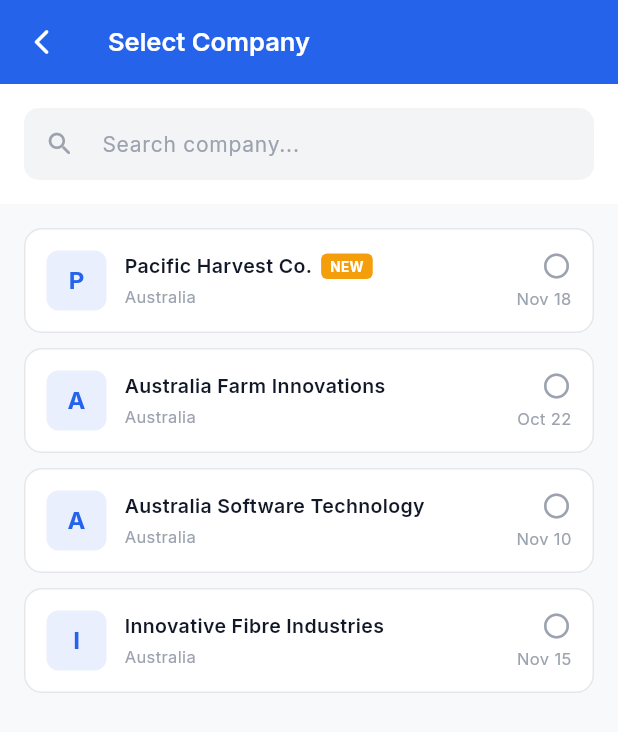
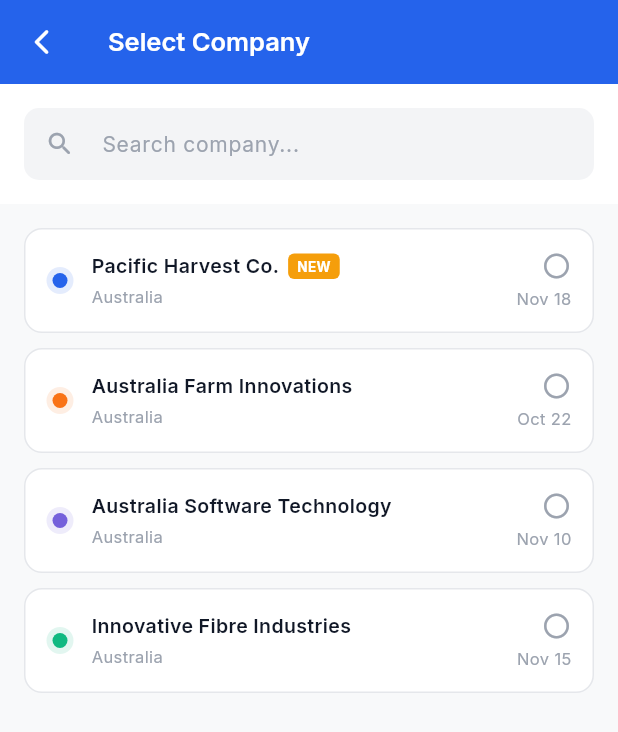
Before and after one commit to aisitintern001-ship-it/ui_ast_mobile, a Flutter app: the CompanySelectionScreen screen opened by its route, on a phone screen of 412 x 824 dp. Shown: the top 732 px of the screen. Run offline on Flutter 3.47's test engine with Material 3 defaults, Android fonts, the light colour scheme and no system bars; our stand-ins replace dotted_border, flutter_svg, google_fonts; project files that could hold a hidden picture were left out.

Commit message:
minor changes

```diff
--- a/lib/models/app_state.dart
+++ b/lib/models/app_state.dart
@@ -27,7 +27,8 @@ class AppState extends ChangeNotifier {
   List<FavoriteItem> get allMenuItems => MockData.allMenuItems;
 
   // Favorite categories for picker
-  List<Map<String, dynamic>> get favoriteCategories => MockData.favoriteCategories;
+  List<Map<String, dynamic>> get favoriteCategories =>
+      MockData.favoriteCategories;
 
   // Dashboard items
   List<DashboardItem> get dashboardItems => MockData.dashboardItems;
@@ -54,6 +55,21 @@ class AppState extends ChangeNotifier {
   bool _isLoading = false;
   bool get isLoading => _isLoading;
 
+  Color companyColor(CompanyModel company) {
+    switch (company.id) {
+      case '1':
+        return const Color(0xFF2563EB); // Pacific Harvest Co.
+      case '2':
+        return const Color(0xFFF97316); // Australia Farm Innovations
+      case '3':
+        return const Color(0xFF7561DB); // Australia Software Technology
+      case '4':
+        return const Color(0xFF10B981); // Innovative Fibre Industries
+      default:
+        return AppColors.headerOrange;
+    }
+  }
+
   void setHeaderColor(Color color) {
     _headerColor = color;
     notifyListeners();
@@ -64,22 +80,7 @@ class AppState extends ChangeNotifier {
 
     // Update header color based on selected company name
     if (company != null) {
-      switch (company.name) {
-        case 'Pacific Harvest Co.':
-          _headerColor = const Color(0xFF2563EB); // blue (wireframe)
-          break;
-        case 'Australia Farm Innovations':
-          _headerColor = const Color(0xFFF97316); // orange
-          break;
-        case 'Australia Software Technology':
-          _headerColor = const Color.fromARGB(255, 117, 97, 219); // blue
-          break;
-        case 'Innovative Fibre Industries':
-          _headerColor = const Color(0xFF10B981); // green
-          break;
-        default:
-          _headerColor = AppColors.headerOrange;
-      }
+      _headerColor = companyColor(company);
     } else {
       _headerColor = AppColors.headerOrange;
     }
@@ -144,7 +145,8 @@ class AppState extends ChangeNotifier {
   static const int maxFavorites = 5;
 
   void addFavorite(FavoriteItem item) {
-    if (!_favorites.any((f) => f.id == item.id) && _favorites.length < maxFavorites) {
+    if (!_favorites.any((f) => f.id == item.id) &&
+        _favorites.length < maxFavorites) {
       _favorites.add(item);
       notifyListeners();
     }
@@ -166,10 +168,15 @@ class AppState extends ChangeNotifier {
 
   List<DashboardItem> get filteredDashboardItems {
     if (_dashboardFilter == 'All') return dashboardItems;
-    return dashboardItems.where((item) => item.category == _dashboardFilter).toList();
+    return dashboardItems
+        .where((item) => item.category == _dashboardFilter)
+        .toList();
   }
 
-  int get pendingCount => dashboardItems.where((i) => i.category == 'Pending').length;
-  int get approvedCount => dashboardItems.where((i) => i.category == 'Approved').length;
-  int get sentForReviewCount => dashboardItems.where((i) => i.category == 'Sent for Review').length;
+  int get pendingCount =>
+      dashboardItems.where((i) => i.category == 'Pending').length;
+  int get approvedCount =>
+      dashboardItems.where((i) => i.category == 'Approved').length;
+  int get sentForReviewCount =>
+      dashboardItems.where((i) => i.category == 'Sent for Review').length;
 }
--- a/lib/screens/company_selection_screen.dart
+++ b/lib/screens/company_selection_screen.dart
@@ -98,6 +98,7 @@ class _CompanySelectionScreenState extends State<CompanySelectionScreen> {
               itemBuilder: (context, index) {
                 final company = filtered[index];
                 final isSelected = state.selectedCompany?.id == company.id;
+                final companyColor = state.companyColor(company);
 
                 return GestureDetector(
                   onTap: () {
@@ -108,29 +109,31 @@ class _CompanySelectionScreenState extends State<CompanySelectionScreen> {
                     margin: const EdgeInsets.only(bottom: 10),
                     padding: const EdgeInsets.all(14),
                     decoration: BoxDecoration(
-                      color: Colors.white,
+                      color: isSelected
+                          ? companyColor.withOpacity(0.08)
+                          : Colors.white,
                       borderRadius: BorderRadius.circular(12),
                       border: Border.all(
-                        color: isSelected ? headerColor : AppColors.divider,
+                        color: isSelected ? companyColor : AppColors.divider,
                         width: isSelected ? 1.5 : 1,
                       ),
                     ),
                     child: Row(
                       children: [
                         Container(
-                          width: 40,
-                          height: 40,
+                          width: 18,
+                          height: 18,
                           decoration: BoxDecoration(
-                            color: headerColor.withValues(alpha: 0.1),
-                            borderRadius: BorderRadius.circular(8),
+                            color: companyColor.withOpacity(0.12),
+                            shape: BoxShape.circle,
                           ),
                           child: Center(
-                            child: Text(
-                              company.name[0],
-                              style: GoogleFonts.inter(
-                                fontSize: 16,
-                                fontWeight: FontWeight.w700,
-                                color: headerColor,
+                            child: Container(
+                              width: 10,
+                              height: 10,
+                              decoration: BoxDecoration(
+                                color: companyColor,
+                                shape: BoxShape.circle,
                               ),
                             ),
                           ),
@@ -183,7 +186,7 @@ class _CompanySelectionScreenState extends State<CompanySelectionScreen> {
                                       padding: const EdgeInsets.only(left: 8),
                                       child: Icon(
                                         Icons.keyboard_arrow_right_rounded,
-                                        color: headerColor,
+                                        color: companyColor,
                                         size: 20,
                                       ),
                                     ),
--- a/lib/screens/create_customer_request_screen.dart
+++ b/lib/screens/create_customer_request_screen.dart
@@ -574,7 +574,7 @@ class _CreateCustomerRequestScreenState
               Switch(
                 value: _exceptHold,
                 onChanged: (v) => setState(() => _exceptHold = v),
-                activeColor: const Color(0xFF2181FF),
+                activeThumbColor: const Color(0xFF2181FF),
               ),
             ],
           ),
--- a/lib/screens/create_supplier_request_screen.dart
+++ b/lib/screens/create_supplier_request_screen.dart
@@ -301,7 +301,7 @@ class _CreateSupplierRequestScreenState
               Switch(
                 value: _accountActive,
                 onChanged: (v) => setState(() => _accountActive = v),
-                activeColor: const Color(0xFF2181FF),
+                activeThumbColor: const Color(0xFF2181FF),
               ),
             ],
           ),
@@ -972,7 +972,7 @@ class _CreateSupplierRequestScreenState
           Switch(
             value: value,
             onChanged: onChanged,
-            activeColor: const Color(0xFF2181FF),
+            activeThumbColor: const Color(0xFF2181FF),
           ),
         ],
       ),
--- a/lib/screens/member_timesheet_screen.dart
+++ b/lib/screens/member_timesheet_screen.dart
@@ -341,7 +341,7 @@ class _MemberTimesheetScreenState extends State<MemberTimesheetScreen> {
             child: ListView.separated(
               padding: const EdgeInsets.all(16),
               itemCount: _filtered.length,
-              separatorBuilder: (_, __) => const SizedBox(height: 10),
+              separatorBuilder: (_, _) => const SizedBox(height: 10),
               itemBuilder: (context, index) {
                 final emp = _filtered[index];
                 final isExpanded = _expandedCard == index;
@@ -390,7 +390,7 @@ class _MemberTimesheetScreenState extends State<MemberTimesheetScreen> {
         SizedBox(
           height: 38,
           child: DropdownButtonFormField<String>(
-            value: value,
+            initialValue: value,
             items:
                 items
                     .map(
--- a/lib/screens/team_management_screen.dart
+++ b/lib/screens/team_management_screen.dart
@@ -65,7 +65,7 @@ class TeamManagementScreen extends StatelessWidget {
       body: ListView.separated(
         padding: const EdgeInsets.all(16),
         itemCount: items.length,
-        separatorBuilder: (_, __) => const SizedBox(height: 12),
+        separatorBuilder: (_, _) => const SizedBox(height: 12),
         itemBuilder: (context, index) {
           final item = items[index];
           return _TeamManagementTile(
--- a/lib/screens/team_members_screen.dart
+++ b/lib/screens/team_members_screen.dart
@@ -479,7 +479,7 @@ class _FilterDropdown extends StatelessWidget {
         SizedBox(
           height: 38,
           child: DropdownButtonFormField<String>(
-            value: value,
+            initialValue: value,
             items: items
                 .map(
                   (e) => DropdownMenuItem(
--- a/lib/widgets/request_form_widgets.dart
+++ b/lib/widgets/request_form_widgets.dart
@@ -328,7 +328,7 @@ class FormSwitchRow extends StatelessWidget {
           Switch(
             value: value,
             onChanged: onChanged,
-            activeColor: const Color(0xFF2181FF),
+            activeThumbColor: const Color(0xFF2181FF),
           ),
         ],
       ),
```
Also changed, not shown: lib/screens/attendance_screen.dart (+5 -2 lines), lib/screens/product_library_screen.dart (+12 -6 lines), lib/widgets/favorites_section.dart (+24 -72 lines), lib/widgets/header_widgets.dart (+18 -2 lines), assets/news/outing_2026.jpg (added).
